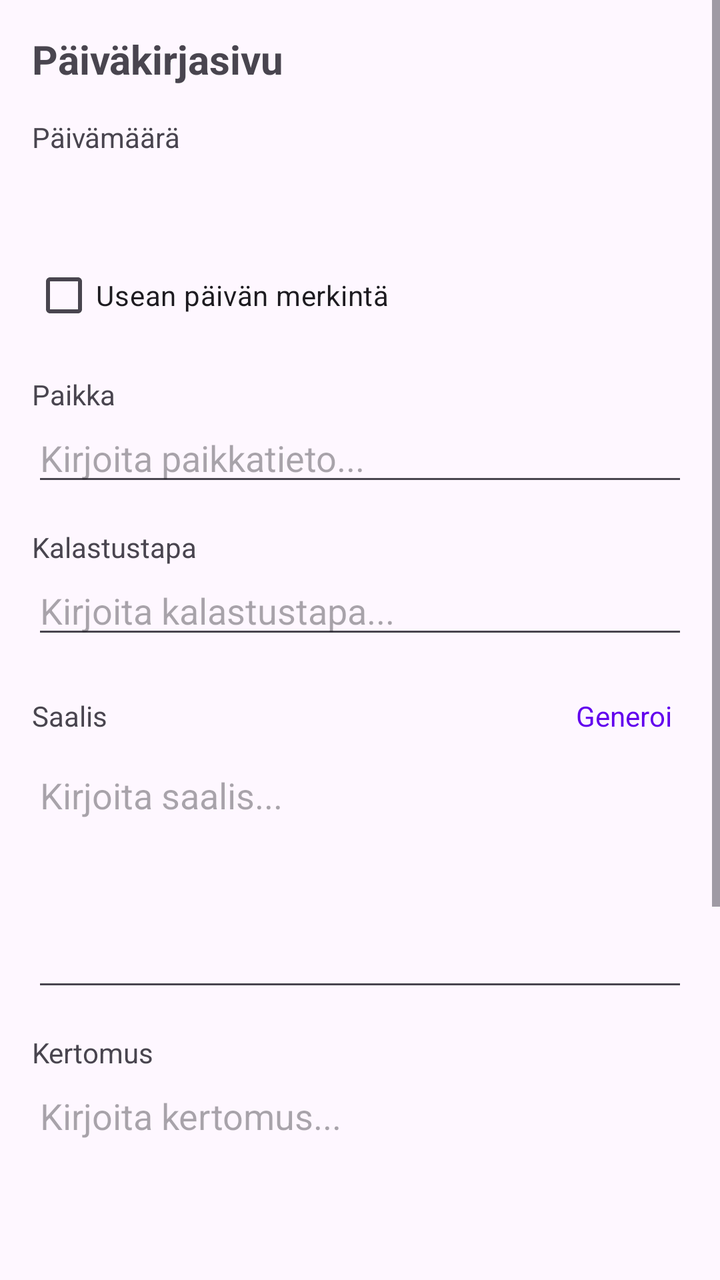
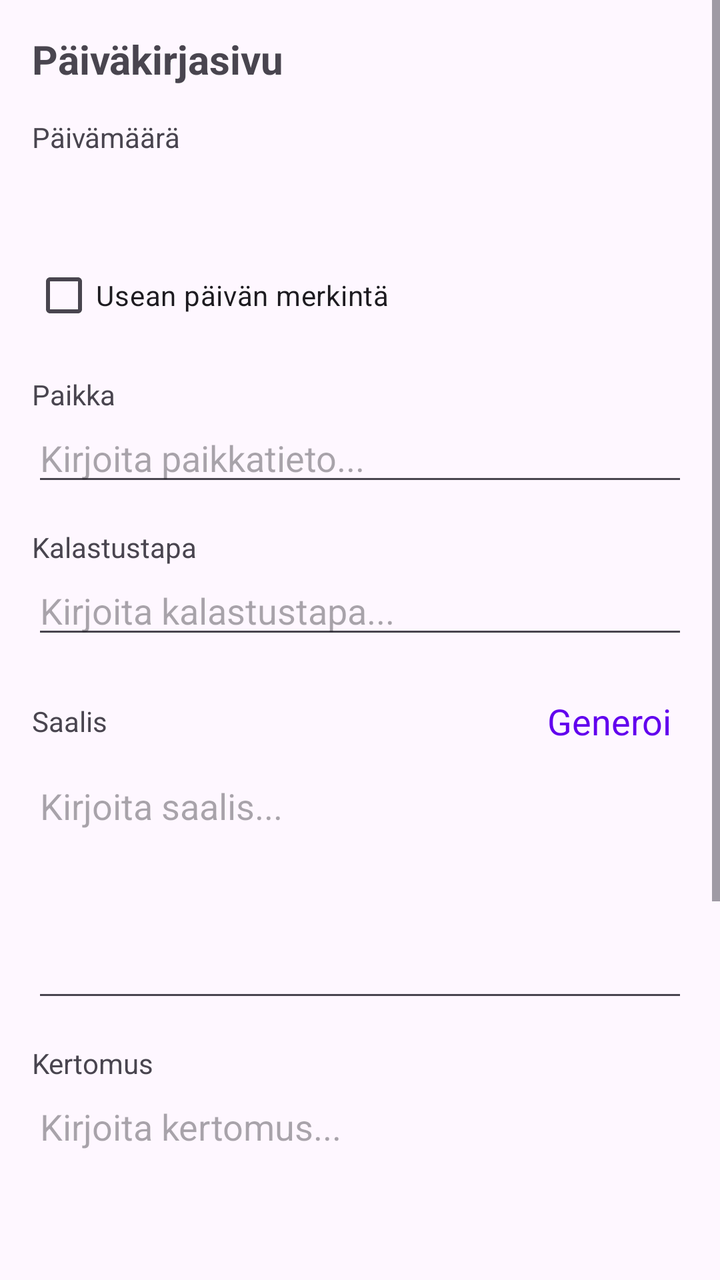

Two renders of the same Android screen: before a commit and after it. Below are the layout's source before the change and the commit's diff.
<!-- AndroidManifest.xml: application theme Theme.KalaKartta -->
<!-- res/layout/activity_edit_diary_page.xml -->
<?xml version="1.0" encoding="utf-8"?>
<ScrollView xmlns:android="http://schemas.android.com/apk/res/android" android:id="@+id/editorRoot" android:layout_width="match_parent" android:layout_height="match_parent" android:fillViewport="true">
    <LinearLayout android:layout_width="match_parent" android:layout_height="wrap_content" android:orientation="vertical" android:padding="16dp" android:paddingBottom="140dp">
        <TextView android:id="@+id/diaryPageTitle" android:layout_width="match_parent" android:layout_height="wrap_content" android:text="Päiväkirjasivu" android:textSize="20sp" android:textStyle="bold" android:layout_marginBottom="16dp" />
        <TextView android:layout_width="wrap_content" android:layout_height="wrap_content" android:text="Päivämäärä" />
        <TextView android:id="@+id/startDateText" android:layout_width="match_parent" android:layout_height="wrap_content" android:padding="12dp" android:textSize="16sp" android:clickable="true" android:focusable="true" android:background="?attr/selectableItemBackground" />
        <CheckBox android:id="@+id/multiDayCheckBox" android:layout_width="wrap_content" android:layout_height="wrap_content" android:text="Usean päivän merkintä" />
        <LinearLayout android:id="@+id/endDateContainer" android:layout_width="match_parent" android:layout_height="wrap_content" android:orientation="vertical" android:visibility="gone">
            <TextView android:layout_width="wrap_content" android:layout_height="wrap_content" android:text="Loppupäivämäärä" />
            <TextView android:id="@+id/endDateText" android:layout_width="match_parent" android:layout_height="wrap_content" android:padding="12dp" android:textSize="16sp" android:clickable="true" android:focusable="true" android:background="?attr/selectableItemBackground" />
        </LinearLayout>
        <TextView android:layout_width="wrap_content" android:layout_height="wrap_content" android:text="Paikka" android:layout_marginTop="16dp" />
        <EditText android:id="@+id/locationEdit" android:layout_width="match_parent" android:layout_height="wrap_content" android:hint="Kirjoita paikkatieto..." />
        <TextView android:layout_width="wrap_content" android:layout_height="wrap_content" android:text="Kalastustapa" android:layout_marginTop="16dp" />
        <EditText android:id="@+id/fishingMethodEdit" android:layout_width="match_parent" android:layout_height="wrap_content" android:hint="Kirjoita kalastustapa..." />
        <LinearLayout android:layout_width="match_parent" android:layout_height="wrap_content" android:orientation="horizontal" android:gravity="center_vertical" android:layout_marginTop="16dp"><TextView android:layout_width="0dp" android:layout_height="wrap_content" android:layout_weight="1" android:text="Saalis" /><TextView android:id="@+id/generateCatchButton" android:layout_width="wrap_content" android:layout_height="wrap_content" android:text="Generoi" android:textColor="@color/link_color" android:padding="8dp" android:clickable="true" android:focusable="true" /></LinearLayout>
        <EditText android:id="@+id/catchEdit" android:layout_width="match_parent" android:layout_height="wrap_content" android:minLines="5" android:gravity="top" android:inputType="textMultiLine" android:hint="Kirjoita saalis..." />
        <TextView android:layout_width="wrap_content" android:layout_height="wrap_content" android:text="Kertomus" android:layout_marginTop="16dp" />
        <EditText android:id="@+id/storyEdit" android:layout_width="match_parent" android:layout_height="wrap_content" android:minLines="8" android:gravity="top" android:inputType="textMultiLine|textCapSentences" android:hint="Kirjoita kertomus..." />
        <TextView android:layout_width="wrap_content" android:layout_height="wrap_content" android:text="Media" android:textStyle="bold" android:layout_marginTop="16dp" />
        <LinearLayout android:id="@+id/mediaListLayout" android:layout_width="match_parent" android:layout_height="wrap_content" android:orientation="vertical" />
        <Button android:id="@+id/addMediaButton" android:layout_width="wrap_content" android:layout_height="wrap_content" android:text="Lisää media" />
        <LinearLayout android:layout_width="match_parent" android:layout_height="wrap_content" android:orientation="horizontal" android:gravity="end" android:layout_marginTop="24dp">
            <TextView android:id="@+id/saveButton" android:layout_width="wrap_content" android:layout_height="wrap_content" android:text="Tallenna" android:textColor="@color/link_color" android:textSize="18sp" android:padding="16dp" android:clickable="true" android:focusable="true" />
            <TextView android:id="@+id/backButton" android:layout_width="wrap_content" android:layout_height="wrap_content" android:text="@string/back" android:textColor="@color/link_color" android:textSize="18sp" android:padding="16dp" android:clickable="true" android:focusable="true" />
        </LinearLayout>
    </LinearLayout>
</ScrollView>
<!-- resources referenced by this layout -->
<resources>
  <color name="link_color">#6200EE</color>
  <string name="back">Takaisin</string>
  <style name="Theme.KalaKartta" parent="Base.Theme.KalaKartta" />
  <style name="Base.Theme.KalaKartta" parent="Theme.Material3.DayNight.NoActionBar">
          
          <item name="colorPrimary">#6200EE</item>
          <item name="colorOnPrimary">#FFFFFF</item>
          <item name="editTextStyle">@style/Widget.AppCompat.EditText</item>
          <item name="android:spinnerStyle">@style/Widget.AppCompat.Spinner</item>
      </style>
</resources>

<!-- the commit's change to res/layout/activity_edit_diary_page.xml (unified diff, before → after) -->
@@ -13,7 +13,7 @@
         <EditText android:id="@+id/locationEdit" android:layout_width="match_parent" android:layout_height="wrap_content" android:hint="Kirjoita paikkatieto..." />
         <TextView android:layout_width="wrap_content" android:layout_height="wrap_content" android:text="Kalastustapa" android:layout_marginTop="16dp" />
         <EditText android:id="@+id/fishingMethodEdit" android:layout_width="match_parent" android:layout_height="wrap_content" android:hint="Kirjoita kalastustapa..." />
-        <LinearLayout android:layout_width="match_parent" android:layout_height="wrap_content" android:orientation="horizontal" android:gravity="center_vertical" android:layout_marginTop="16dp"><TextView android:layout_width="0dp" android:layout_height="wrap_content" android:layout_weight="1" android:text="Saalis" /><TextView android:id="@+id/generateCatchButton" android:layout_width="wrap_content" android:layout_height="wrap_content" android:text="Generoi" android:textColor="@color/link_color" android:padding="8dp" android:clickable="true" android:focusable="true" /></LinearLayout>
+        <LinearLayout android:layout_width="match_parent" android:layout_height="wrap_content" android:orientation="horizontal" android:gravity="center_vertical" android:layout_marginTop="16dp"><TextView android:layout_width="0dp" android:layout_height="wrap_content" android:layout_weight="1" android:text="Saalis" /><TextView android:id="@+id/generateCatchButton" style="@style/TextAppearance.KalaKartta.ActionLink" android:layout_width="wrap_content" android:layout_height="wrap_content" android:text="Generoi" android:padding="8dp" android:clickable="true" android:focusable="true" /></LinearLayout>
         <EditText android:id="@+id/catchEdit" android:layout_width="match_parent" android:layout_height="wrap_content" android:minLines="5" android:gravity="top" android:inputType="textMultiLine" android:hint="Kirjoita saalis..." />
         <TextView android:layout_width="wrap_content" android:layout_height="wrap_content" android:text="Kertomus" android:layout_marginTop="16dp" />
         <EditText android:id="@+id/storyEdit" android:layout_width="match_parent" android:layout_height="wrap_content" android:minLines="8" android:gravity="top" android:inputType="textMultiLine|textCapSentences" android:hint="Kirjoita kertomus..." />
@@ -21,8 +21,8 @@
         <LinearLayout android:id="@+id/mediaListLayout" android:layout_width="match_parent" android:layout_height="wrap_content" android:orientation="vertical" />
         <Button android:id="@+id/addMediaButton" android:layout_width="wrap_content" android:layout_height="wrap_content" android:text="Lisää media" />
         <LinearLayout android:layout_width="match_parent" android:layout_height="wrap_content" android:orientation="horizontal" android:gravity="end" android:layout_marginTop="24dp">
-            <TextView android:id="@+id/saveButton" android:layout_width="wrap_content" android:layout_height="wrap_content" android:text="Tallenna" android:textColor="@color/link_color" android:textSize="18sp" android:padding="16dp" android:clickable="true" android:focusable="true" />
-            <TextView android:id="@+id/backButton" android:layout_width="wrap_content" android:layout_height="wrap_content" android:text="@string/back" android:textColor="@color/link_color" android:textSize="18sp" android:padding="16dp" android:clickable="true" android:focusable="true" />
+            <TextView android:id="@+id/saveButton" style="@style/TextAppearance.KalaKartta.ActionLink" android:layout_width="wrap_content" android:layout_height="wrap_content" android:text="Tallenna" android:padding="16dp" android:clickable="true" android:focusable="true" />
+            <TextView android:id="@+id/backButton" style="@style/TextAppearance.KalaKartta.ActionLink" android:layout_width="wrap_content" android:layout_height="wrap_content" android:text="@string/back" android:padding="16dp" android:clickable="true" android:focusable="true" />
         </LinearLayout>
     </LinearLayout>
 </ScrollView>
<!-- resource entries referenced after the edit -->
@@ -2,6 +2,12 @@
 <resources>
   <color name="link_color">#6200EE</color>
   <string name="back">Takaisin</string>
+  <style name="TextAppearance.KalaKartta.ActionLink" parent="">
+          <item name="android:fontFamily">sans-serif</item>
+          <item name="android:textSize">18sp</item>
+          <item name="android:textColor">@color/link_color</item>
+          <item name="android:textStyle">normal</item>
+      </style>
   <style name="Theme.KalaKartta" parent="Base.Theme.KalaKartta" />
   <style name="Base.Theme.KalaKartta" parent="Theme.Material3.DayNight.NoActionBar">
           
